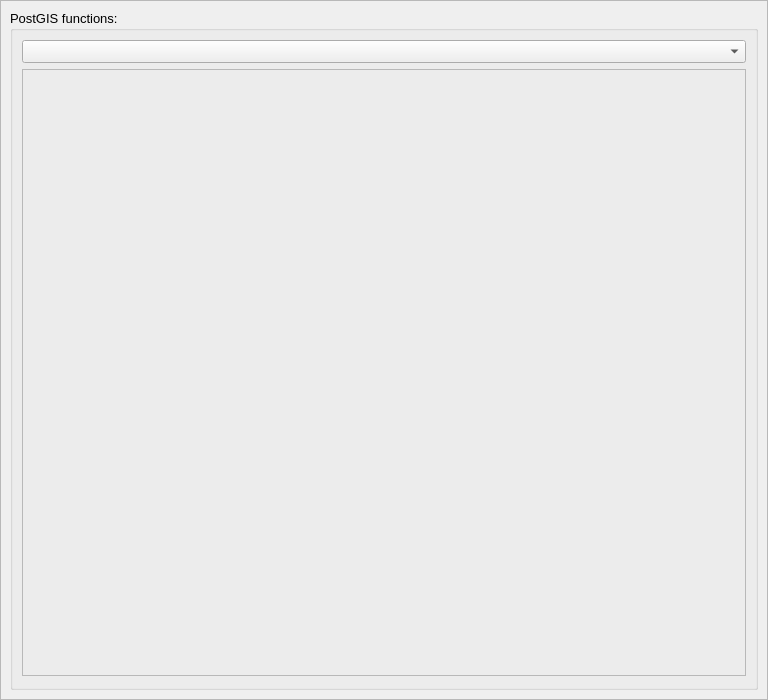
Before: the Qt Designer form CustomQueryBuilder/UI/postgishelpdialog.ui in eryk918/postgis_toolbox, drawn with Qt 5.
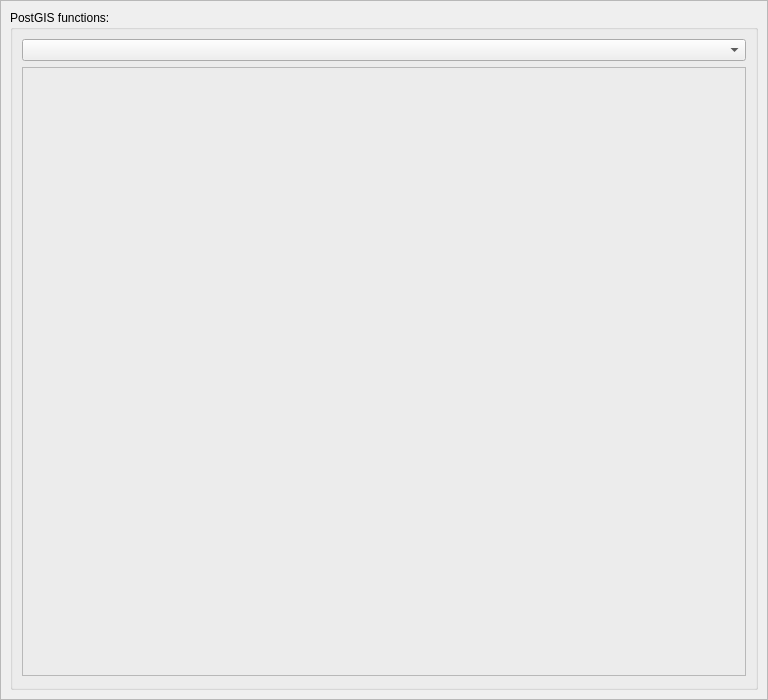
After: the same form once the commit is applied. Icons and pictures are not drawn.

```diff
--- a/CustomQueryBuilder/UI/postgishelpdialog.ui
+++ b/CustomQueryBuilder/UI/postgishelpdialog.ui
@@ -48,7 +48,13 @@
     <normaloff>../../../../../../../../../../../images/icon.png</normaloff>../../../../../../../../../../../images/icon.png</iconset>
   </property>
   <property name="styleSheet">
-   <string notr="true"/>
+   <string notr="true">QComboBox {
+	color: rgb(0,0,0);
+}
+* {
+    font: 10pt &quot;Segoe UI&quot;; 
+}
+</string>
   </property>
   <property name="sizeGripEnabled">
    <bool>false</bool>
@@ -118,7 +124,11 @@
              <widget class="QFrame" name="frame_web">
               <property name="font">
                <font>
-                <pointsize>9</pointsize>
+                <family>Segoe UI</family>
+                <pointsize>10</pointsize>
+                <weight>50</weight>
+                <italic>false</italic>
+                <bold>false</bold>
                </font>
               </property>
               <property name="frameShape">
```
